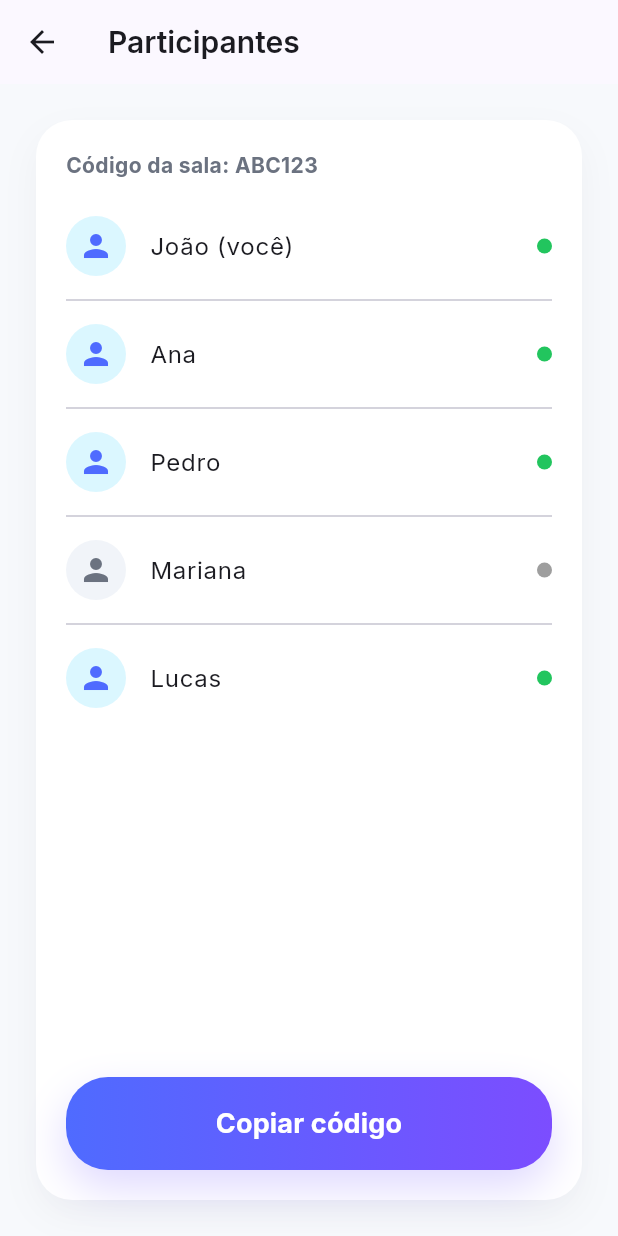
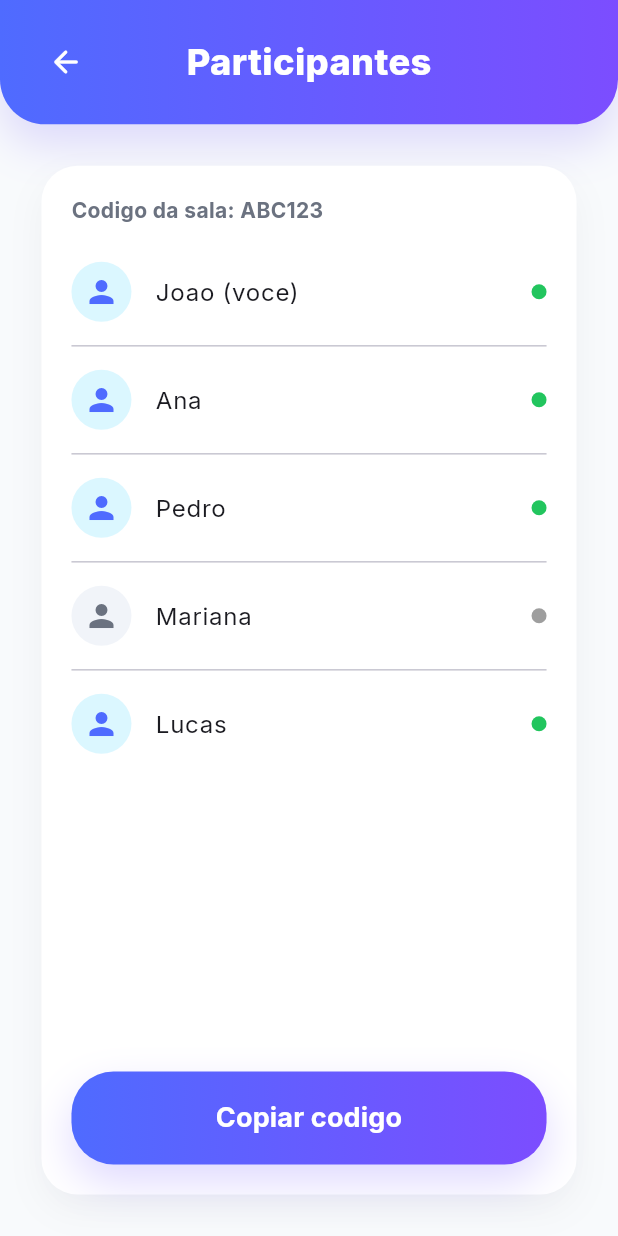
Before and after one commit to daniell0l/realtime_translator_frontend, a Flutter app: the ParticipantsPage screen opened by its route, on a phone screen of 412 x 824 dp. Run offline on Flutter 3.47's test engine with Material 3 defaults, Android fonts, the phone set to English and light mode, and no system bars; our stand-ins replace google_fonts, socket_io_client.

Commit message:
tela de párticipante finalizada

```diff
--- a/lib/src/modules/room/page/participants_page.dart
+++ b/lib/src/modules/room/page/participants_page.dart
@@ -1,16 +1,20 @@
+import 'dart:math' as math;
+
 import 'package:flutter/material.dart';
 import 'package:realtime_translator_frontend/src/core/theme/app_colors.dart';
-// import 'package:realtime_translator_frontend/src/shared/widgets/app_button.dart';
 import 'package:realtime_translator_frontend/src/shared/widgets/app_card.dart';
+import 'package:realtime_translator_frontend/src/shared/widgets/app_page_header.dart';
 import 'package:realtime_translator_frontend/src/shared/widgets/gradient_button.dart';
 
 class ParticipantsPage extends StatelessWidget {
   const ParticipantsPage({super.key});
 
+  static const double _designWidth = 330;
+
   @override
   Widget build(BuildContext context) {
     final users = [
-      {'name': 'João (você)', 'online': true},
+      {'name': 'Joao (voce)', 'online': true},
       {'name': 'Ana', 'online': true},
       {'name': 'Pedro', 'online': true},
       {'name': 'Mariana', 'online': false},
@@ -18,16 +22,33 @@ class ParticipantsPage extends StatelessWidget {
     ];
 
     return Scaffold(
-      appBar: AppBar(title: const Text('Participantes')),
-      body: Padding(
-        padding: const EdgeInsets.all(24),
+      backgroundColor: const Color(0xFFF8FAFC),
+      body: LayoutBuilder(
+        builder: (context, constraints) {
+          final layoutWidth = math.min(constraints.maxWidth, 380.0);
+          final scale = layoutWidth / _designWidth;
+
+          return Column(
+            children: [
+              AppPageHeader(
+                scale: scale,
+                title: 'Participantes',
+                onBack: () => Navigator.pop(context),
+              ),
+              Expanded(
+                child: Padding(
+                  padding: EdgeInsets.all(24 * scale),
+                  child: Align(
+                    alignment: Alignment.topCenter,
+                    child: SizedBox(
+                      width: layoutWidth,
                       child: AppCard(
                         child: Column(
                           children: [
                             const Align(
                               alignment: Alignment.centerLeft,
                               child: Text(
-                  'Código da sala: ABC123',
+                                'Codigo da sala: ABC123',
                                 style: TextStyle(fontWeight: FontWeight.w700),
                               ),
                             ),
@@ -57,7 +78,9 @@ class ParticipantsPage extends StatelessWidget {
                                       width: 10,
                                       height: 10,
                                       decoration: BoxDecoration(
-                          color: online ? AppColors.success : Colors.grey,
+                                        color: online
+                                            ? AppColors.success
+                                            : Colors.grey,
                                         shape: BoxShape.circle,
                                       ),
                                     ),
@@ -65,11 +88,21 @@ class ParticipantsPage extends StatelessWidget {
                                 },
                               ),
                             ),
-              GradientButton(label: 'Copiar código', onPressed: () {}),
+                            GradientButton(
+                              label: 'Copiar codigo',
+                              onPressed: () {},
+                            ),
                           ],
                         ),
                       ),
                     ),
+                  ),
+                ),
+              ),
+            ],
+          );
+        },
+      ),
     );
   }
 }
--- a/lib/src/modules/room/widgets/room_field_label.dart
+++ b/lib/src/shared/widgets/app_field_label.dart
@@ -1,11 +1,11 @@
 import 'package:flutter/material.dart';
 import 'package:realtime_translator_frontend/src/core/theme/app_colors.dart';
 
-class RoomFieldLabel extends StatelessWidget {
+class AppFieldLabel extends StatelessWidget {
   final String label;
   final double scale;
 
-  const RoomFieldLabel({
+  const AppFieldLabel({
     super.key,
     required this.label,
     required this.scale,
--- a/lib/src/modules/room/widgets/room_header.dart
+++ b/lib/src/shared/widgets/app_page_header.dart
@@ -1,12 +1,12 @@
 import 'package:flutter/material.dart';
 import 'package:realtime_translator_frontend/src/core/theme/app_colors.dart';
 
-class RoomHeader extends StatelessWidget {
+class AppPageHeader extends StatelessWidget {
   final double scale;
   final String title;
   final VoidCallback onBack;
 
-  const RoomHeader({
+  const AppPageHeader({
     super.key,
     required this.scale,
     required this.title,
```
Also changed, not shown: lib/src/modules/room/page/create_room_page.dart (+10 -10 lines), lib/src/modules/room/page/join_room_page.dart (+8 -8 lines), lib/src/shared/widgets/app_input.dart (deleted, +0 -56 lines), lib/src/shared/widgets/app_input_box.dart (renamed from lib/src/modules/room/widgets/room_input_box.dart, +5 -8 lines). Lines whose indentation alone changed are shown as unchanged.
